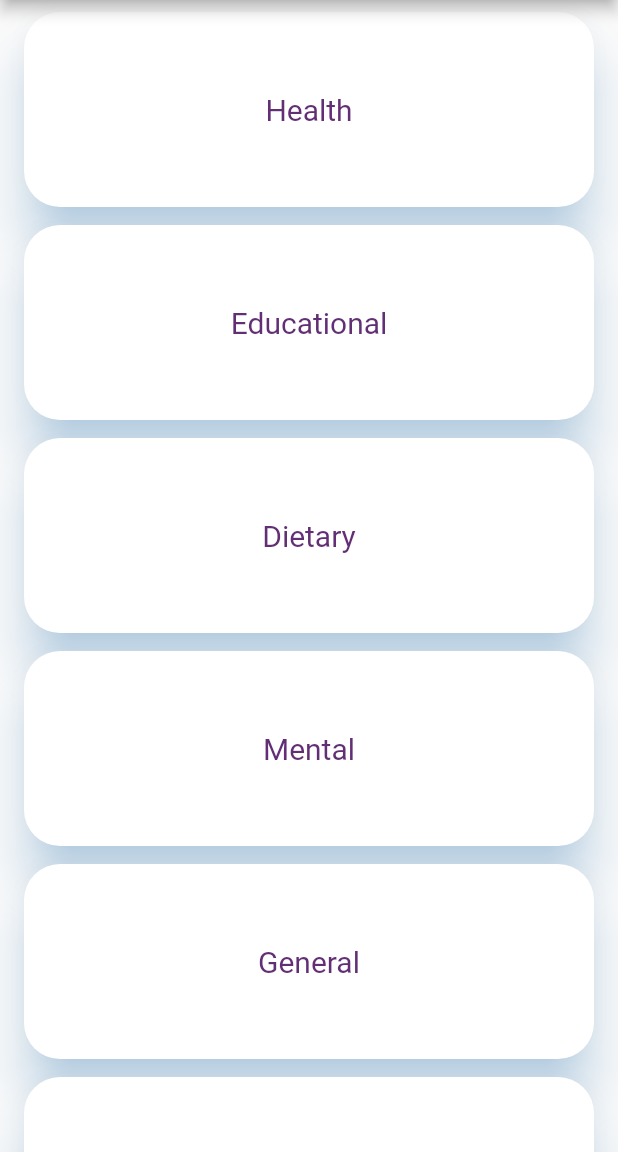
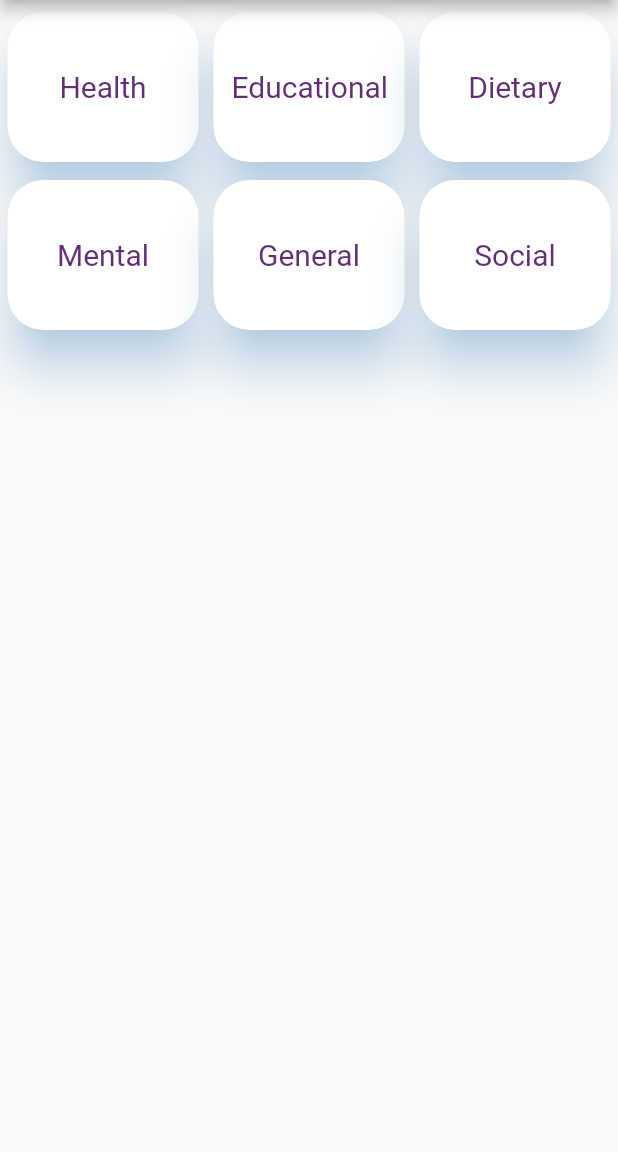
Before and after one commit to ArmeenF/Andriod-IOS-app-createAccount-login-forgotPassword-Flutter-Dart, a Flutter app: the screen it shows after launch, on a phone screen of 412 x 824 dp, the part 84-1236 px from its top. Run offline on Flutter 3.47's test engine with Material 2 defaults, Android fonts, the phone set to English and light mode, and no system bars; missing offline and left inert: undraw.

Commit message:
changed dashboard

```diff
--- a/lib/dashboard.dart
+++ b/lib/dashboard.dart
@@ -17,7 +17,7 @@ class _DashboardState extends State<Dashboard> {
       borderRadius: BorderRadius.circular(24.0),
       child: Center(
         child: Padding(
-          padding: const EdgeInsets.all(8.0),
+          padding: const EdgeInsets.all(4.0),
           child: Row(
             mainAxisAlignment: MainAxisAlignment.center,
             children: <Widget>[
@@ -47,10 +47,10 @@ class _DashboardState extends State<Dashboard> {
         ),
       ),
       body: StaggeredGridView.count(
-        crossAxisCount: 1,
-        crossAxisSpacing: 12.0,
+        crossAxisCount: 3,
+        crossAxisSpacing: 10.0,
         mainAxisSpacing: 12.0,
-        padding: EdgeInsets.symmetric(horizontal: 16.0, vertical: 8.0),
+        padding: EdgeInsets.symmetric(horizontal: 5.0, vertical: 8.0),
         children: <Widget>[
           ChallengeCategories(Icons.graphic_eq, "Health", 0xff622F74),
           ChallengeCategories(Icons.graphic_eq, "Educational", 0xff622F74),
@@ -60,12 +60,12 @@ class _DashboardState extends State<Dashboard> {
           ChallengeCategories(Icons.graphic_eq, "Social", 0xff622F74),
         ],
         staggeredTiles: [
-          StaggeredTile.extent(2, 130),
-          StaggeredTile.extent(2, 130),
-          StaggeredTile.extent(2, 130),
-          StaggeredTile.extent(2, 130),
-          StaggeredTile.extent(2, 130),
-          StaggeredTile.extent(2, 130),
+          StaggeredTile.extent(1, 100),
+          StaggeredTile.extent(1, 100),
+          StaggeredTile.extent(1, 100),
+          StaggeredTile.extent(1, 100),
+          StaggeredTile.extent(1, 100),
+          StaggeredTile.extent(1, 100),
         ],
       ),
     );
```
Also changed, not shown: 32 other files.
